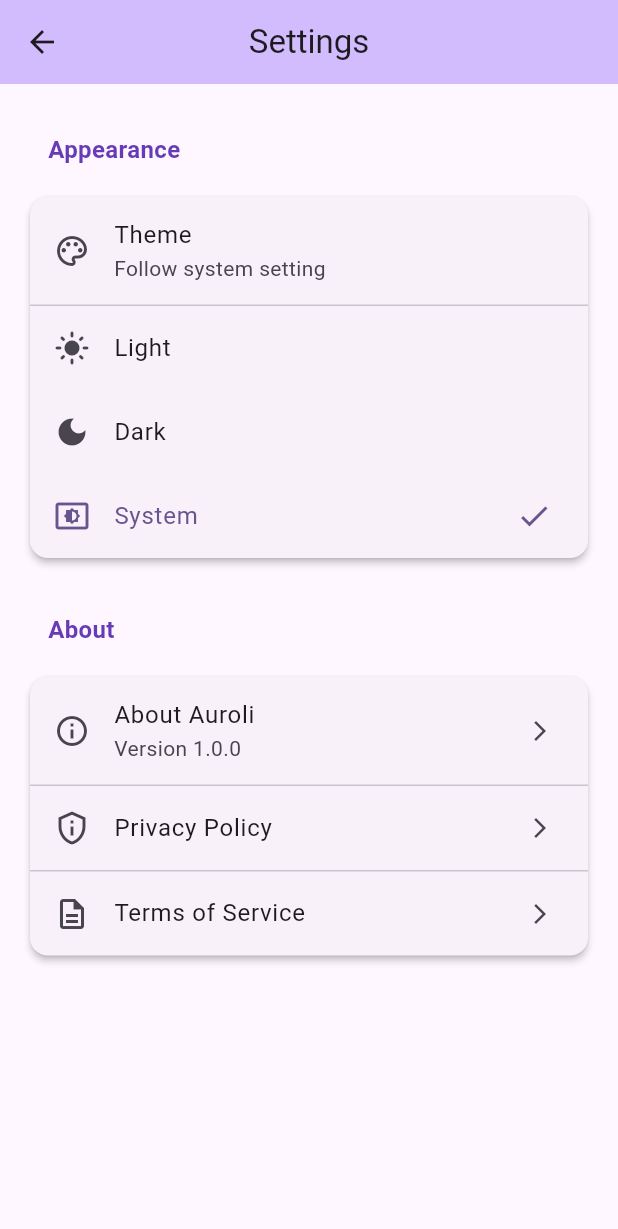
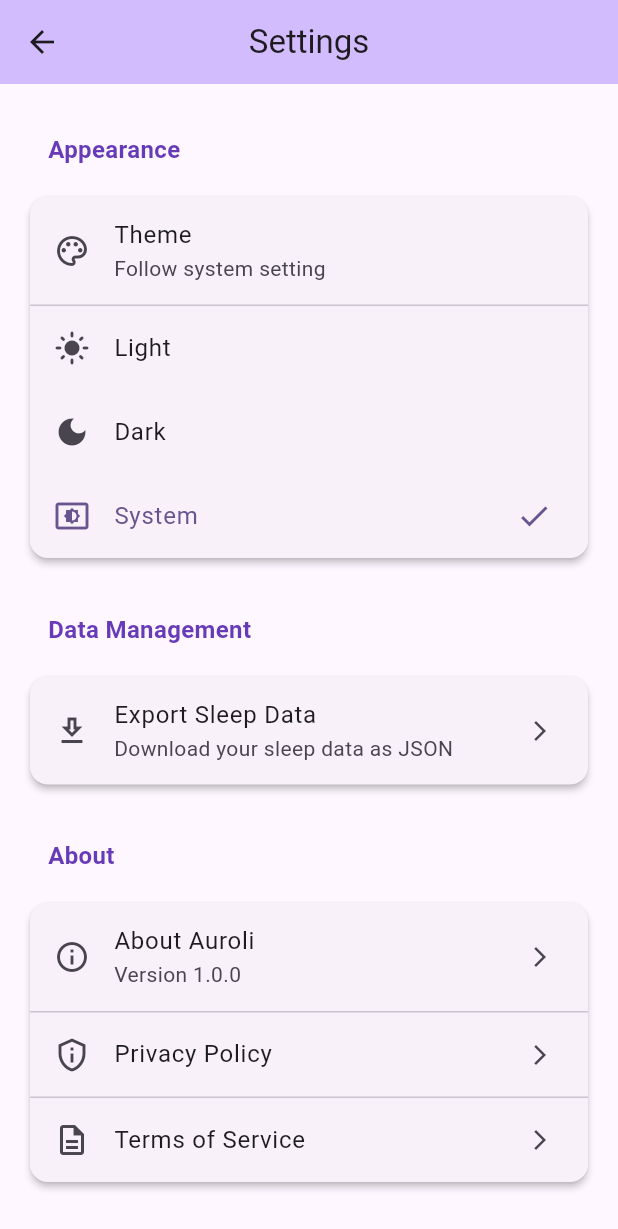
Before and after one commit to ariqpradipa/auroli, a Flutter app: the SettingsPage screen opened directly with empty values, on a phone screen of 412 x 824 dp. Shown: the top 1229 px of the screen. Run offline on Flutter 3.47's test engine with Material 3 defaults, Android fonts, the phone set to English and light mode, and no system bars; our stand-ins replace shared_preferences; accounts and stored records are empty.

Commit message:
Refactor SettingsPage to include data management section and export functionality

```diff
--- a/lib/pages/settings_page.dart
+++ b/lib/pages/settings_page.dart
@@ -1,11 +1,19 @@
 import 'package:flutter/material.dart';
 
 import '../providers/theme_provider.dart';
+import 'sleep/services/sleep_data_service.dart';
 
-class SettingsPage extends StatelessWidget {
+class SettingsPage extends StatefulWidget {
   final ThemeProvider themeProvider;
 
   const SettingsPage({super.key, required this.themeProvider});
+
+  @override
+  State<SettingsPage> createState() => _SettingsPageState();
+}
+
+class _SettingsPageState extends State<SettingsPage> {
+  final SleepDataService _sleepDataService = SleepDataService();
 
   @override
   Widget build(BuildContext context) {
@@ -22,6 +30,10 @@ class SettingsPage extends StatelessWidget {
           _buildSectionTitle('Appearance'),
           const SizedBox(height: 8),
           _buildThemeSelector(context),
+          const SizedBox(height: 32),
+          _buildSectionTitle('Data Management'),
+          const SizedBox(height: 8),
+          _buildDataManagementSection(context),
           const SizedBox(height: 32),
           _buildSectionTitle('About'),
           const SizedBox(height: 8),
@@ -52,7 +64,7 @@ class SettingsPage extends StatelessWidget {
           ListTile(
             leading: const Icon(Icons.palette_outlined),
             title: const Text('Theme'),
-            subtitle: Text(_getThemeText(themeProvider.themeOption)),
+            subtitle: Text(_getThemeText(widget.themeProvider.themeOption)),
           ),
           const Divider(height: 1),
           _buildThemeOption(
@@ -79,7 +91,7 @@ class SettingsPage extends StatelessWidget {
     String title,
     IconData icon,
   ) {
-    final isSelected = themeProvider.themeOption == option;
+    final isSelected = widget.themeProvider.themeOption == option;
 
     return ListTile(
       leading: Icon(icon),
@@ -87,9 +99,93 @@ class SettingsPage extends StatelessWidget {
       trailing: isSelected
           ? Icon(Icons.check, color: Theme.of(context).colorScheme.primary)
           : null,
-      onTap: () => themeProvider.setTheme(option),
+      onTap: () => widget.themeProvider.setTheme(option),
       selected: isSelected,
     );
+  }
+
+  Widget _buildDataManagementSection(BuildContext context) {
+    return Card(
+      child: Column(
+        children: [
+          ListTile(
+            leading: const Icon(Icons.download_outlined),
+            title: const Text('Export Sleep Data'),
+            subtitle: const Text('Download your sleep data as JSON'),
+            trailing: const Icon(Icons.arrow_forward_ios, size: 16),
+            onTap: () => _exportSleepData(),
+          ),
+        ],
+      ),
+    );
+  }
+
+  /// Export sleep data as JSON
+  Future<void> _exportSleepData() async {
+    try {
+      final jsonString = await _sleepDataService.exportSleepDataAsJson();
+
+      if (jsonString != null && mounted) {
+        // In a real app, you would use a file picker or share dialog
+        // For now, we'll just show the data and copy to clipboard functionality
+        showDialog(
+          context: context,
+          builder: (BuildContext context) {
+            return AlertDialog(
+              title: const Text('Export Sleep Data'),
+              content: SizedBox(
+                width: double.maxFinite,
+                height: 300,
+                child: SingleChildScrollView(
+                  child: SelectableText(
+                    jsonString,
+                    style: const TextStyle(
+                      fontFamily: 'monospace',
+                      fontSize: 12,
+                    ),
+                  ),
+                ),
+              ),
+              actions: [
+                TextButton(
+                  onPressed: () => Navigator.of(context).pop(),
+                  child: const Text('Close'),
+                ),
+              ],
+            );
+          },
+        );
+
+        if (mounted) {
+          ScaffoldMessenger.of(context).showSnackBar(
+            const SnackBar(
+              content: Text(
+                'Sleep data exported successfully! Data shown in dialog.',
+              ),
+              backgroundColor: Colors.green,
+            ),
+          );
+        }
+      } else {
+        if (mounted) {
+          ScaffoldMessenger.of(context).showSnackBar(
+            const SnackBar(
+              content: Text('Failed to export sleep data. Please try again.'),
+              backgroundColor: Colors.red,
+            ),
+          );
+        }
+      }
+    } catch (e) {
+      if (mounted) {
+        ScaffoldMessenger.of(context).showSnackBar(
+          SnackBar(
+            content: Text('Error exporting sleep data: $e'),
+            backgroundColor: Colors.red,
+          ),
+        );
+      }
+    }
   }
 
   Widget _buildAboutSection(BuildContext context) {
```
Also changed, not shown: lib/pages/sleep/sleep_page.dart (+0 -79 lines).
